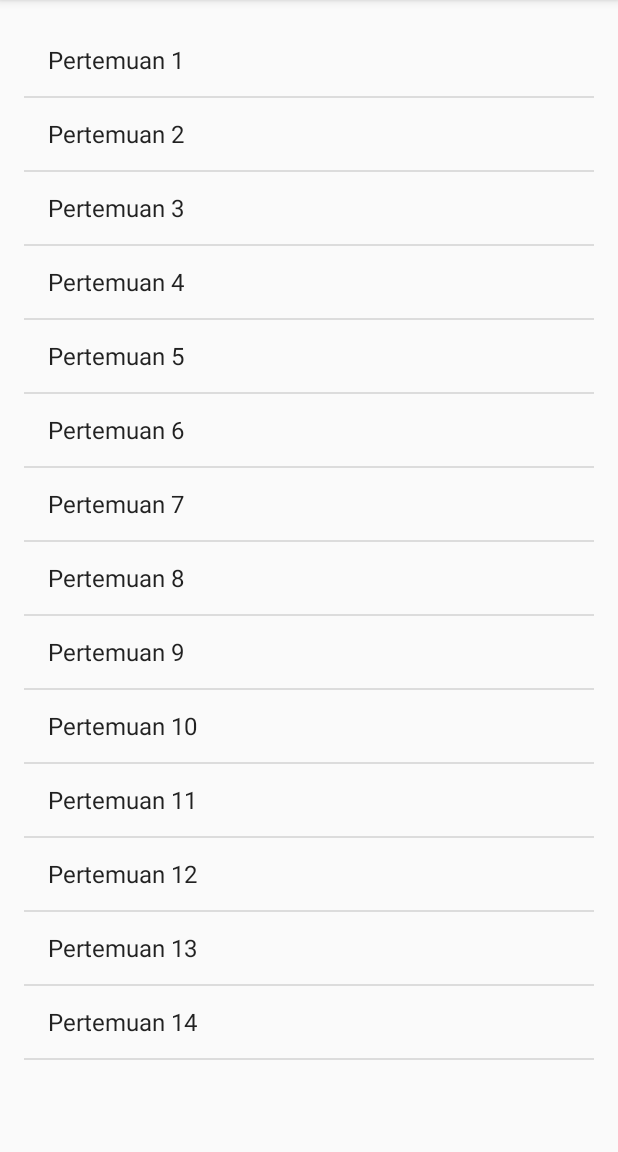
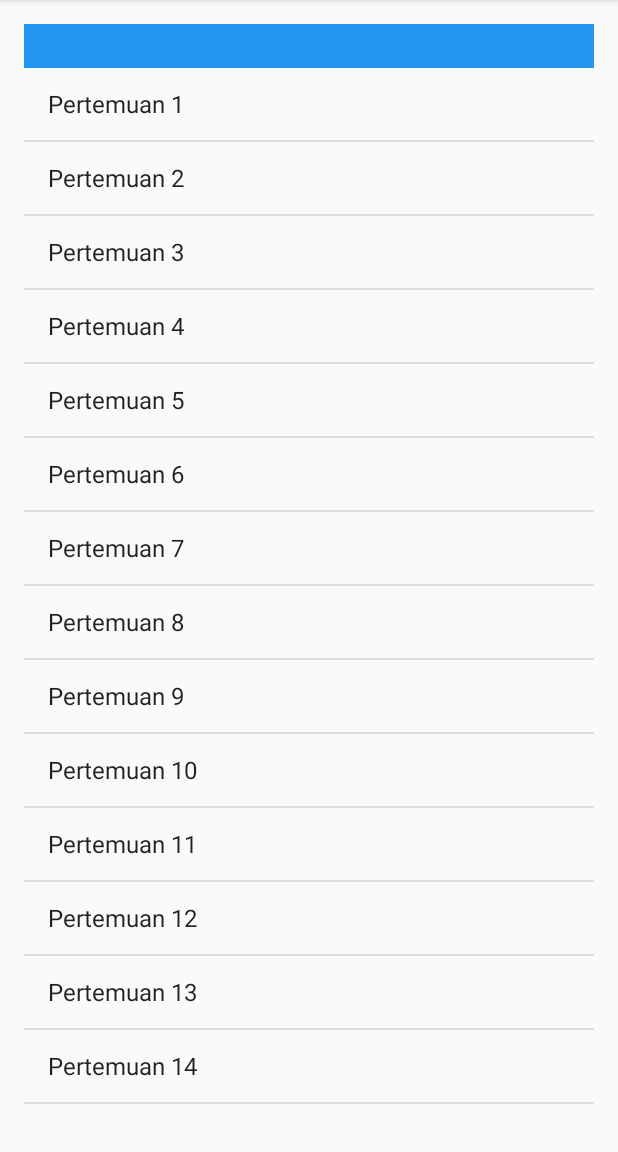
Before and after one commit to siatsmata/MobileLearning, an Android app: the ListDosenPertemuanActivity screen opened directly, with no data from a screen before it, on a phone screen of 412 x 824 dp, the part 84-1236 px from its top. Run offline under Robolectric (Android 15) with nearby library versions, the phone set to English and light mode, and no system bars.

Commit message:
Add Heading

```diff
--- a/app/src/main/java/mobile/learning/ListDosenPertemuanActivity.java
+++ b/app/src/main/java/mobile/learning/ListDosenPertemuanActivity.java
@@ -14,11 +14,13 @@ import android.widget.Toast;
 public class ListDosenPertemuanActivity extends AppCompatActivity implements AdapterView.OnItemClickListener {
 
     ListView listView;
-    TextView txt_username,txt_nama;
+    TextView txt_username,txt_nama, heading;
     public static String idclass,username,nameclass,code,pertemuan;
     ArrayAdapter<String> adapter;
     String e[] = {"Pertemuan 1","Pertemuan 2","Pertemuan 3","Pertemuan 4","Pertemuan 5","Pertemuan 6","Pertemuan 7","Pertemuan 8"
             ,"Pertemuan 9","Pertemuan 10","Pertemuan 11","Pertemuan 12","Pertemuan 13","Pertemuan 14"};
+
+
 
 
 
@@ -28,6 +30,9 @@ public class ListDosenPertemuanActivity extends AppCompatActivity implements Ada
         setContentView(R.layout.activity_list_dosen_pertemuan);
 
         listView = (ListView) findViewById(R.id.list_view);
+
+        heading = findViewById(R.id.heading);
+
 
         adapter  = new ArrayAdapter<String>(this, android.R.layout.simple_list_item_1, e);
 
@@ -42,6 +47,7 @@ public class ListDosenPertemuanActivity extends AppCompatActivity implements Ada
         //startActivity(intent);
         //txt_username.setText(getIntent().getStringExtra("username_client"));
         //txt_nama.setText(getIntent().getStringExtra("nama"));
+        heading.setText(nameclass);
     }
 
 
@@ -53,6 +59,7 @@ public class ListDosenPertemuanActivity extends AppCompatActivity implements Ada
         pertemuan = e[position];
         Intent intent = new Intent(this, ManageDosen2Activity.class);
 
+        String nameclass = ((TextView)view.findViewById(R.id.heading)).getText().toString();
 
         intent.putExtra(Server.TAG_IDCLASS,idclass);
         intent.putExtra(Server.TAG_USERNAME,username);
--- a/app/src/main/java/mobile/learning/ListMahasiswaPertemuanActivity.java
+++ b/app/src/main/java/mobile/learning/ListMahasiswaPertemuanActivity.java
@@ -14,7 +14,7 @@ import android.widget.Toast;
 public class ListMahasiswaPertemuanActivity extends AppCompatActivity implements AdapterView.OnItemClickListener {
 
     ListView listView;
-    TextView txt_username,txt_nama;
+    TextView txt_username,txt_nama, heading;
     public static String idclass,username,nameclass,code,pertemuan;
     ArrayAdapter<String> adapter;
     String e[] = {"Pertemuan 1","Pertemuan 2","Pertemuan 3","Pertemuan 4","Pertemuan 5","Pertemuan 6","Pertemuan 7","Pertemuan 8"
@@ -26,6 +26,7 @@ public class ListMahasiswaPertemuanActivity extends AppCompatActivity implements
         setContentView(R.layout.activity_list_mahasiswa_pertemuan);
 
         listView = (ListView) findViewById(R.id.list_view);
+        heading = findViewById(R.id.heading);
 
         adapter  = new ArrayAdapter<String>(this, android.R.layout.simple_list_item_1, e);
 
@@ -37,6 +38,7 @@ public class ListMahasiswaPertemuanActivity extends AppCompatActivity implements
         username = intent.getStringExtra(Server.TAG_USERNAME);
         nameclass = intent.getStringExtra(Server.TAG_NAMECLASS);
         code = intent.getStringExtra(Server.TAG_CODE);
+        heading.setText(nameclass);
     }
 
     @Override
@@ -45,6 +47,7 @@ public class ListMahasiswaPertemuanActivity extends AppCompatActivity implements
 
         pertemuan = e[position];
         Intent intent = new Intent(this, ManageDosen2Activity.class);
+        String nameclass = ((TextView)view.findViewById(R.id.heading)).getText().toString();
 
 
         intent.putExtra(Server.TAG_IDCLASS,idclass);
--- a/app/src/main/res/layout/activity_list_dosen_pertemuan.xml
+++ b/app/src/main/res/layout/activity_list_dosen_pertemuan.xml
@@ -1,5 +1,5 @@
 <?xml version="1.0" encoding="utf-8"?>
-<RelativeLayout xmlns:android="http://schemas.android.com/apk/res/android"
+<LinearLayout xmlns:android="http://schemas.android.com/apk/res/android"
     xmlns:tools="http://schemas.android.com/tools"
     android:layout_width="match_parent"
     android:layout_height="match_parent"
@@ -7,27 +7,42 @@
     android:paddingLeft="@dimen/activity_horizontal_margin"
     android:paddingRight="@dimen/activity_horizontal_margin"
     android:paddingTop="@dimen/activity_vertical_margin"
+    android:orientation="vertical"
     tools:context=".ListDosenPertemuanActivity">
 
-    <ListView
+    <TextView
+        android:id="@+id/heading"
         android:layout_width="match_parent"
-        android:layout_height="match_parent"
-        android:id="@+id/list_view">
-    </ListView>
+        android:layout_height="wrap_content"
+        android:background="@color/colorPrimary"
+        android:text="Heading"
+        android:textAppearance="@android:style/TextAppearance.Large"
+        android:textColor="@android:color/white"
+        android:textStyle="bold"
+        android:gravity="center"/>
 
-    <TextView
+    <RelativeLayout
+        android:layout_width="wrap_content"
+        android:layout_height="wrap_content">
+
+        <ListView
+            android:id="@+id/list_view"
+            android:layout_width="match_parent"
+            android:layout_height="match_parent">
+        </ListView>
+
+        <TextView
         android:id="@+id/txt_username"
-        android:layout_width="wrap_content"
+        android:layout_width="169dp"
         android:layout_height="wrap_content"
         android:layout_gravity="center"
+        android:layout_marginTop="5dp"
         android:layout_marginBottom="5dp"
-        android:layout_marginTop="5dp"
         android:text="username"
+        android:textColor="@color/colorWhite"
         android:textSize="18dip"
         android:textStyle="bold"
-        android:textColor="@color/colorWhite"
-        android:visibility="invisible"
-        />
+        android:visibility="invisible" />
 
     <TextView
         android:id="@+id/txt_nama"
@@ -39,4 +54,6 @@
         android:textColor="@color/colorWhite"
         android:visibility="invisible"/>
 
-</RelativeLayout>
+    </RelativeLayout>
+
+</LinearLayout>
--- a/app/src/main/res/values/strings.xml
+++ b/app/src/main/res/values/strings.xml
@@ -24,6 +24,7 @@
     <string name="type_name">Search Code Class</string>
     <string name="msg_loading">Loading...</string>
     <string name="pick_file">Pick file</string>
+    <string name="Username">username</string>
     <string-array name="list_pertemuan">
         <item>Pertemuan 1</item>
         <item>Pertemuan 2</item>
```
Also changed, not shown: app/src/main/res/layout/activity_list_mahasiswa_pertemuan.xml (+17 -2 lines), app/src/main/res/layout/activity_main.xml (+18 -2 lines).
